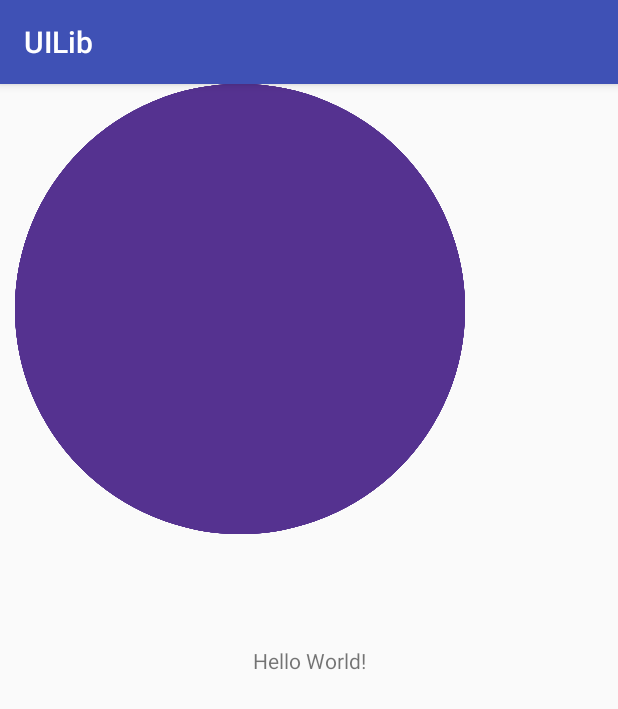
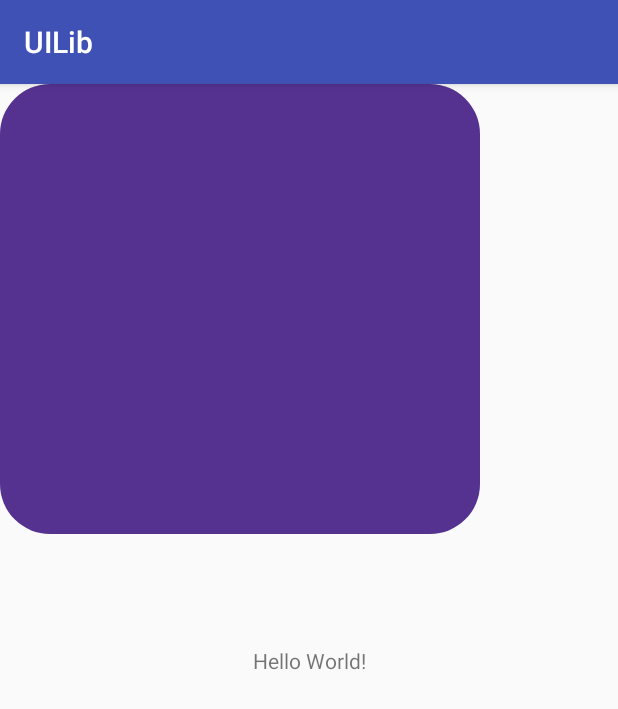
Before and after one commit to izekers/UILib, an Android app: the screen it shows after launch (MainActivity), on a phone screen of 412 x 824 dp. Shown: the top 709 px of the screen. Run offline under Robolectric (Android 15) with nearby library versions, the phone set to English and light mode, and no system bars.

Commit message:
添加圆角功能，添加介绍

```diff
--- a/app/src/main/res/layout/activity_main.xml
+++ b/app/src/main/res/layout/activity_main.xml
@@ -18,5 +18,7 @@
     <com.zoker.lib.image.MaterialImageView
         android:layout_width="320dp"
         android:layout_height="300dp"
+        app:mode="rounded_corners"
+        app:round_size="50"
         android:src="#553290"/>
 </android.support.constraint.ConstraintLayout>
--- a/build.gradle
+++ b/build.gradle
@@ -1,5 +1,5 @@
 // Top-level build file where you can add configuration options common to all sub-projects/modules.
-
+apply from:"config.gradle"
 buildscript {
     repositories {
         jcenter()
--- a/lib/src/main/java/com/zoker/lib/image/MaterialImageView.java
+++ b/lib/src/main/java/com/zoker/lib/image/MaterialImageView.java
@@ -1,6 +1,7 @@
 package com.zoker.lib.image;
 
 import android.content.Context;
+import android.content.res.TypedArray;
 import android.graphics.Bitmap;
 import android.graphics.Canvas;
 import android.graphics.Color;
@@ -8,18 +9,31 @@ import android.graphics.Paint;
 import android.graphics.PorterDuff;
 import android.graphics.PorterDuffXfermode;
 import android.graphics.Rect;
+import android.graphics.RectF;
 import android.support.annotation.Nullable;
 import android.util.AttributeSet;
+import android.util.Log;
 import android.widget.ImageView;
 
+import com.zoker.lib.R;
+
 /**
- *
  * Created by Zoker on 2017/9/28.
  */
 public class MaterialImageView extends android.support.v7.widget.AppCompatImageView {
-    Bitmap canvasBitmap, srcBitmap;
-    Canvas maskCanvans, srcCanvas;
-    Paint paint, maskPaint;
+    private final String TAG = MaterialImageView.class.getSimpleName();
+    private static final int circle = 0;
+    private static final int normal = -1;
+    private static final int rounded_corners = 1;
+    private static final int RoundDefaultSize = 10;
+    private int mode = normal;
+    private int round_size = RoundDefaultSize;
+
+    private Bitmap maskBitmap, srcBitmap;
+    private Canvas maskCanvans, srcCanvas;
+
+    private Paint srcPaint, maskPaint;
+    private RectF roundRectF;
 
     public MaterialImageView(Context context) {
         super(context);
@@ -27,38 +41,80 @@ public class MaterialImageView extends android.support.v7.widget.AppCompatImageV
 
     public MaterialImageView(Context context, AttributeSet attrs) {
         super(context, attrs);
+        initView(attrs);
     }
 
     public MaterialImageView(Context context, AttributeSet attrs, int defStyleAttr) {
         super(context, attrs, defStyleAttr);
+        initView(attrs);
+    }
+
+    public void initView(AttributeSet attributeSet) {
+        TypedArray a = getContext().obtainStyledAttributes(attributeSet, R.styleable.MaterialImageView);
+        mode = a.getInt(R.styleable.MaterialImageView_mode, normal);
+        round_size = a.getInteger(R.styleable.MaterialImageView_round_size, RoundDefaultSize);
+        a.recycle();
+
+        maskPaint = new Paint();
+        maskPaint.setXfermode(new PorterDuffXfermode(PorterDuff.Mode.DST_IN));
+        srcPaint = new Paint();
+        if (mode == rounded_corners){
+            roundRectF =new RectF();
+        }
     }
 
     @Override
     public void draw(Canvas canvas) {
-        if (canvasBitmap == null) {
-            canvasBitmap = Bitmap.createBitmap(canvas.getWidth(), canvas.getHeight(), Bitmap.Config.ARGB_8888);
-            maskCanvans = new Canvas(canvasBitmap);
-
+        int height = canvas.getHeight();
+        int width = canvas.getWidth();
+        if (maskBitmap==null){
+            maskBitmap = Bitmap.createBitmap(canvas.getWidth(), canvas.getHeight(), Bitmap.Config.ARGB_8888);
+            maskCanvans = new Canvas(maskBitmap);
             srcBitmap = Bitmap.createBitmap(canvas.getWidth(), canvas.getHeight(), Bitmap.Config.ARGB_8888);
             srcCanvas = new Canvas(srcBitmap);
-            paint = new Paint();
-            paint.setColor(Color.parseColor("#000000"));
-            paint.setAlpha(255);
-            paint.setAntiAlias(true);
-            maskPaint = new Paint();
-            maskPaint.setXfermode(new PorterDuffXfermode(PorterDuff.Mode.DST_IN));
         }
-        int height = canvas.getHeight();
-        int widght = canvas.getWidth();
-        int radius = 0;
-        if (height > widght)
-            radius = widght / 2;
-        else
-            radius = height / 2;
-        super.draw(maskCanvans);
 
-        srcCanvas.drawCircle(widght / 2, height / 2, radius, paint);
-        maskCanvans.drawBitmap(srcBitmap, 0, 0, maskPaint);
-        canvas.drawBitmap(canvasBitmap, 0, 0, paint);
+        switch (mode) {
+            case normal:
+                super.draw(canvas);
+                break;
+            case circle:
+                maskCanvans.drawColor(Color.TRANSPARENT);
+                srcCanvas.drawColor(Color.TRANSPARENT);
+                srcPaint.setColor(Color.parseColor("#000000"));
+                srcPaint.setAlpha(255);
+                srcPaint.setAntiAlias(true);
+                int radius = 0;
+                if (height > width)
+                    radius = width / 2;
+                else
+                    radius = height / 2;
+                super.draw(maskCanvans);
+                srcCanvas.drawCircle(width / 2, height / 2, radius, srcPaint);
+                maskCanvans.drawBitmap(srcBitmap, 0, 0, maskPaint);
+                canvas.drawBitmap(maskBitmap, 0, 0, srcPaint);
+                break;
+            case rounded_corners:
+                maskCanvans.drawColor(Color.TRANSPARENT);
+                srcCanvas.drawColor(Color.TRANSPARENT);
+                srcBitmap = Bitmap.createBitmap(canvas.getWidth(), canvas.getHeight(), Bitmap.Config.ARGB_8888);
+                srcCanvas = new Canvas(srcBitmap);
+                srcPaint.setColor(Color.parseColor("#000000"));
+                srcPaint.setAlpha(255);
+                srcPaint.setStyle(Paint.Style.FILL);
+                srcPaint.setAntiAlias(true);
+                roundRectF.left = 0;
+                roundRectF.top = 0;
+                roundRectF.bottom = height;
+                roundRectF.right = width;
+                super.draw(maskCanvans);
+                srcCanvas.drawRoundRect(roundRectF, round_size, round_size, srcPaint);
+                maskCanvans.drawBitmap(srcBitmap, 0, 0, maskPaint);
+                canvas.drawBitmap(maskBitmap, 0, 0, srcPaint);
+                break;
+            default:
+                super.draw(canvas);
+                break;
+        }
     }
 }
```
Also changed, not shown: app/build.gradle (+9 -13 lines), config.gradle (added, +10 -0 lines), lib/build.gradle (+7 -13 lines), lib/src/main/res/values/attrs.xml (added, +10 -0 lines), 1 other file.
